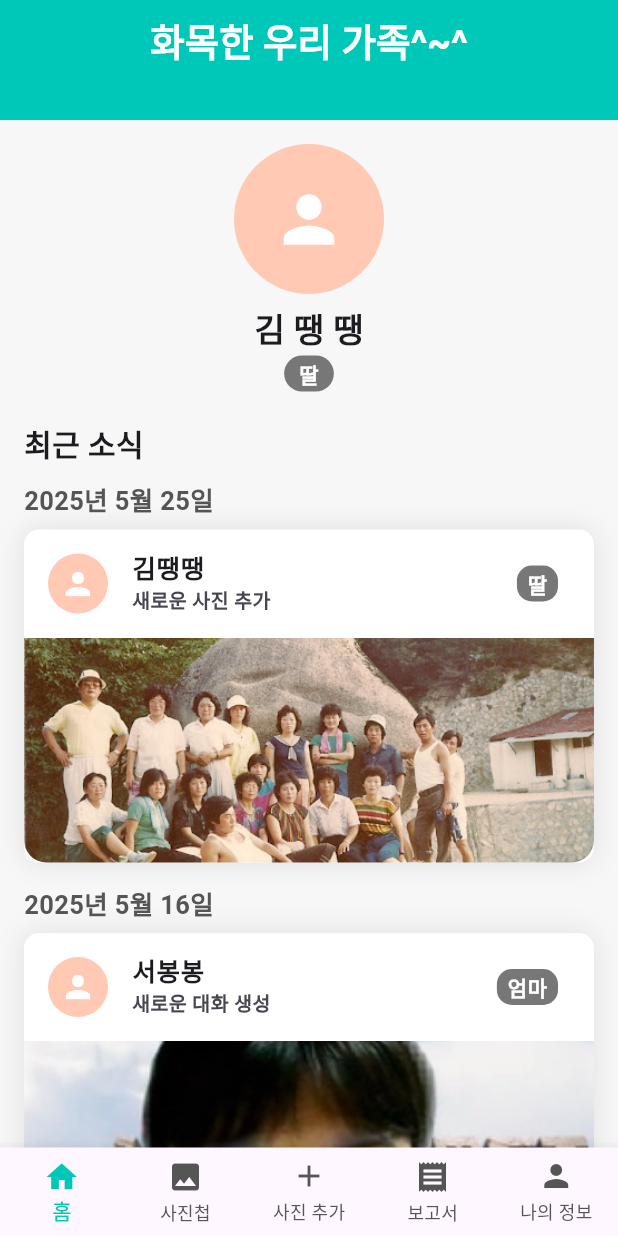
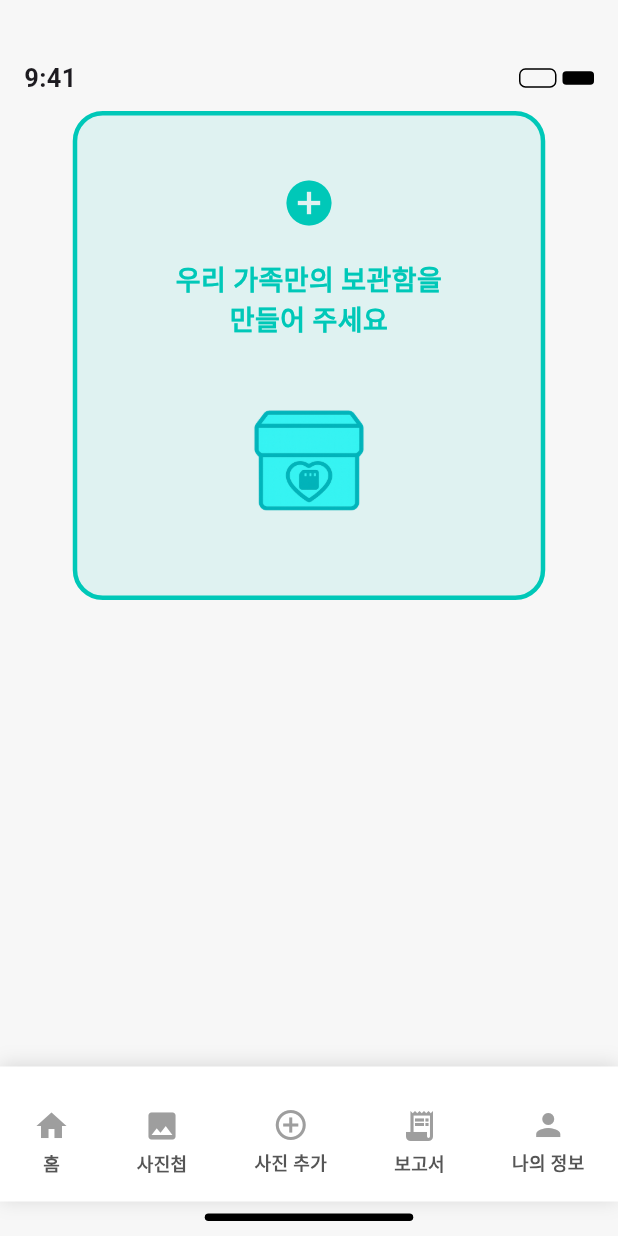
Before and after one commit to team-memento-box/Memento-Box, a Flutter app: the screen it shows after launch, on a phone screen of 412 x 824 dp. Run offline on Flutter 3.47's test engine with Material 3 defaults, Android fonts, the light colour scheme and no system bars; Roboto replaces fonts that are missing (Pretendard).

Commit message:
"0530 고권아 screen 추가"

```diff
--- a/lib/main.dart
+++ b/lib/main.dart
@@ -4,6 +4,8 @@ import 'screens/signin_screen.dart';
 import 'screens/home_screen.dart';
 import 'screens/gallery_screen.dart';
 import 'screens/add_photo_screen.dart';
+import 'screens/conversation_screen.dart'; // ✅ 새로 만든 대화 스크린 import
+import 'screens/intro_screen.dart'; // ✅ 새로 만든 인트로 스크린 import
 
 void main() {
   WidgetsFlutterBinding.ensureInitialized();
@@ -19,13 +21,15 @@ class MyCustomApp extends StatelessWidget {
       title: 'Memento Box',
       debugShowCheckedModeBanner: false,
       theme: ThemeData(primarySwatch: Colors.teal, fontFamily: 'Pretendard'),
-      initialRoute: '/home', // 초기 화면 경로
+      initialRoute: '/intro', // ✅ 앱 실행 시 IntroScreen이 처음 뜨도록
       routes: {
         '/home': (context) => const HomeUpdateScreen(),
         // '/signin': (context) => const SigninScreen(),
         '/gallery': (context) => const GalleryScreen(),
         '/addphoto': (context) => const AddPhotoScreen(),
-        // 필요 시 다른 화면들도 여기에 추가
+        '/conversation': (context) =>
+            const PhotoConversationScreen(), // ✅ 0530 고권아 추가
+        '/intro': (context) => const IntroScreen(), // ✅ 0530 고권아 추가
       },
     );
   }
--- /dev/null
+++ b/lib/screens/intro_screen.dart
@@ -0,0 +1,163 @@
+import 'package:flutter/material.dart';
+
+class IntroScreen extends StatelessWidget {
+  const IntroScreen({super.key});
+
+  @override
+  Widget build(BuildContext context) {
+    return Scaffold(
+      backgroundColor: const Color(0xFFF7F7F7),
+      body: Column(
+        children: [
+          const SizedBox(height: 40), // 상태바 여백
+          _buildStatusBar(),
+          const SizedBox(height: 10),
+          _buildMainBox(),
+          const Spacer(),
+          _buildBottomNavigationBar(),
+          _buildHomeIndicator(),
+        ],
+      ),
+    );
+  }
+
+  Widget _buildStatusBar() {
+    return Padding(
+      padding: const EdgeInsets.symmetric(horizontal: 16),
+      child: Row(
+        mainAxisAlignment: MainAxisAlignment.spaceBetween,
+        children: [
+          const Text(
+            '9:41',
+            style: TextStyle(fontSize: 17, fontWeight: FontWeight.w600),
+          ),
+          Row(
+            children: [
+              Container(
+                width: 25,
+                height: 13,
+                decoration: BoxDecoration(
+                  border: Border.all(color: Colors.black, width: 1),
+                  borderRadius: BorderRadius.circular(4.3),
+                ),
+              ),
+              const SizedBox(width: 4),
+              Container(
+                width: 21,
+                height: 9,
+                decoration: BoxDecoration(
+                  color: Colors.black,
+                  borderRadius: BorderRadius.circular(2.5),
+                ),
+              ),
+            ],
+          ),
+        ],
+      ),
+    );
+  }
+
+  Widget _buildMainBox() {
+    return Center(
+      child: Container(
+        width: 315,
+        padding: const EdgeInsets.symmetric(vertical: 40),
+        decoration: BoxDecoration(
+          color: const Color(0x1900C8B8),
+          borderRadius: BorderRadius.circular(20),
+          border: Border.all(color: const Color(0xFF00C8B8), width: 3),
+        ),
+        child: Column(
+          mainAxisSize: MainAxisSize.min,
+          children: [
+            const Icon(
+              Icons.add_circle,
+              color: Color(0xFF00C8B8),
+              size: 36, // ✅ 위에 표시될 플러스 아이콘
+            ),
+            const SizedBox(height: 20),
+            const Padding(
+              padding: EdgeInsets.symmetric(horizontal: 16),
+              child: Text(
+                '우리 가족만의 보관함을\n만들어 주세요',
+                textAlign: TextAlign.center,
+                style: TextStyle(
+                  color: Color(0xFF00C8B8),
+                  fontSize: 18, // ✅ 다소 작게 조정
+                  fontWeight: FontWeight.w700,
+                  fontFamily: 'Pretendard',
+                ),
+              ),
+            ),
+            const SizedBox(height: 30),
+            SizedBox(
+              width: 100,
+              height: 100,
+              child: Image.asset("assets/images/temp_logo.png"), // ✅ 중앙 아이콘
+            ),
+          ],
+        ),
+      ),
+    );
+  }
+
+  Widget _buildBottomNavigationBar() {
+    final items = [
+      {'icon': Icons.home, 'label': '홈'},
+      {'icon': Icons.photo, 'label': '사진첩'},
+      {'icon': Icons.add_circle_outline, 'label': '사진 추가'},
+      {'icon': Icons.receipt_long, 'label': '보고서'},
+      {'icon': Icons.person, 'label': '나의 정보'},
+    ];
+
+    return Container(
+      padding: const EdgeInsets.only(top: 10),
+      decoration: const BoxDecoration(
+        color: Colors.white,
+        boxShadow: [
+          BoxShadow(
+            color: Color(0x33555555),
+            blurRadius: 10,
+            offset: Offset(0, -1),
+          ),
+        ],
+      ),
+      child: SizedBox(
+        height: 80,
+        child: Row(
+          mainAxisAlignment: MainAxisAlignment.spaceAround,
+          children: items.map((item) {
+            return Column(
+              mainAxisSize: MainAxisSize.min,
+              children: [
+                Icon(item['icon'] as IconData, color: Colors.grey),
+                const SizedBox(height: 4),
+                Text(
+                  item['label'] as String,
+                  style: const TextStyle(
+                    fontSize: 12,
+                    fontWeight: FontWeight.w700,
+                    color: Color(0xFF555555),
+                    fontFamily: 'Pretendard',
+                  ),
+                ),
+              ],
+            );
+          }).toList(),
+        ),
+      ),
+    );
+  }
+
+  Widget _buildHomeIndicator() {
+    return Container(
+      width: 139,
+      height: 5,
+      margin: const EdgeInsets.only(top: 8, bottom: 10),
+      decoration: BoxDecoration(
+        color: Colors.black,
+        borderRadius: BorderRadius.circular(100),
+      ),
+    );
+  }
+}
--- a/pubspec.yaml
+++ b/pubspec.yaml
@@ -59,6 +59,7 @@ flutter:
   # To add assets to your application, add an assets section, like this:
   assets:
     - assets/images/temp_logo.png
+    - assets/images/chatbot_profile.png
     - assets/photos/
 
   # An image asset can refer to one or more resolution-specific "variants", see
```
Also changed, not shown: lib/screens/conversation_screen.dart (added, +124 -0 lines), assets/images/chatbot_profile.png (added), 1 other file.
